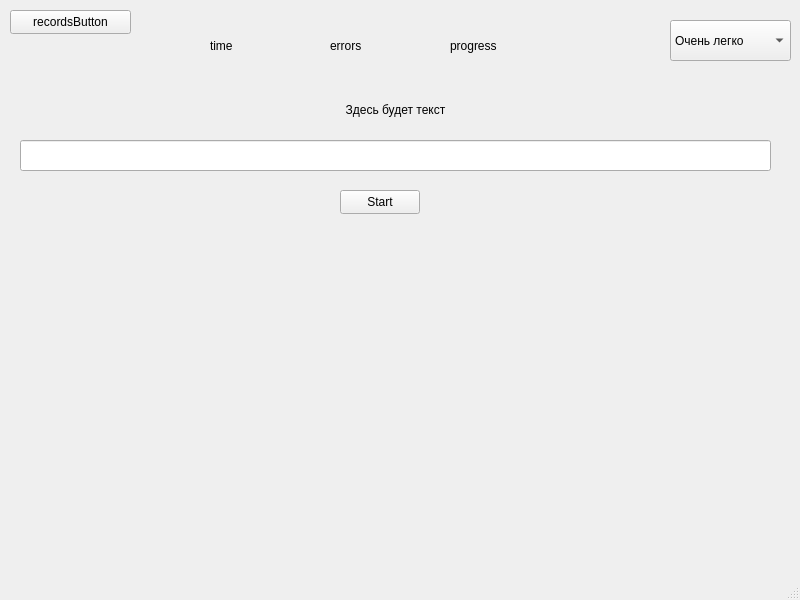
Qt form KeyboardTrainer.ui (Sadetrin/KeyboardTrainer) before a commit.
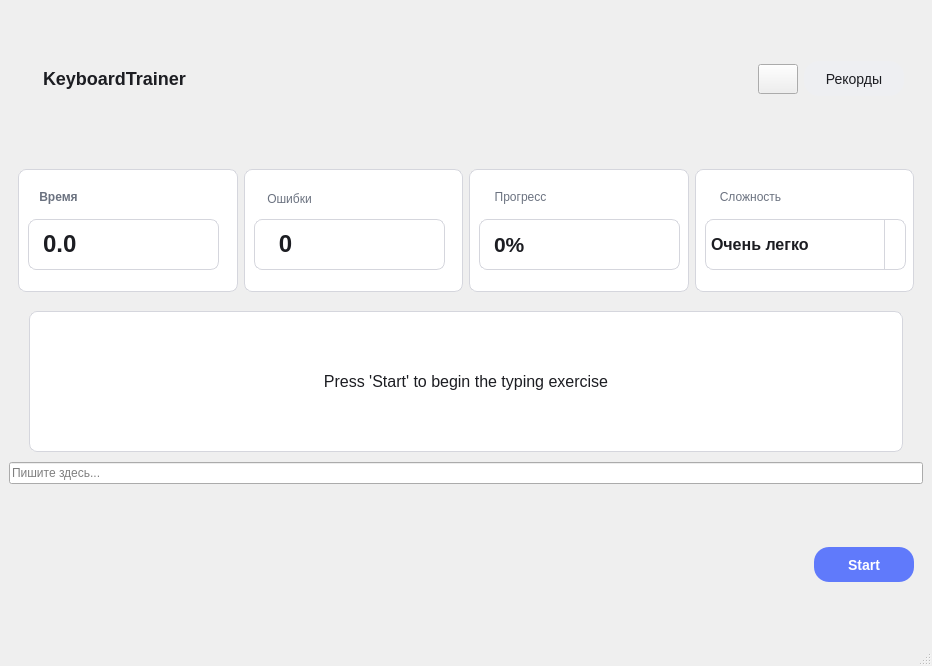
The same form after that commit. Icons and pictures are not drawn. Custom widgets are drawn as their Qt base class.

```diff
--- a/KeyboardTrainer.ui
+++ b/KeyboardTrainer.ui
@@ -6,132 +6,506 @@
    <rect>
     <x>0</x>
     <y>0</y>
-    <width>800</width>
-    <height>600</height>
+    <width>932</width>
+    <height>666</height>
    </rect>
   </property>
+  <property name="minimumSize">
+   <size>
+    <width>932</width>
+    <height>666</height>
+   </size>
+  </property>
   <property name="windowTitle">
    <string>KeyboardTrainer</string>
   </property>
+  <property name="styleSheet">
+   <string notr="true">QMainWindow {
+    background: url(:/icons/icons/background.png) center/cover no-repeat fixed;
+    font-family: &quot;Monotype Corsiva&quot;, cursive;
+}</string>
+  </property>
   <widget class="QWidget" name="centralwidget">
-   <widget class="QLabel" name="errorLabel">
-    <property name="geometry">
-     <rect>
-      <x>330</x>
-      <y>30</y>
-      <width>91</width>
-      <height>31</height>
-     </rect>
+   <layout class="QVBoxLayout" name="verticalLayout">
+    <property name="spacing">
+     <number>10</number>
     </property>
-    <property name="text">
-     <string>errors</string>
-    </property>
-   </widget>
-   <widget class="QLabel" name="timeLabel">
-    <property name="geometry">
-     <rect>
-      <x>210</x>
-      <y>30</y>
-      <width>91</width>
-      <height>31</height>
-     </rect>
-    </property>
-    <property name="text">
-     <string>time</string>
-    </property>
-   </widget>
-   <widget class="QLabel" name="progressLabel">
-    <property name="geometry">
-     <rect>
-      <x>450</x>
-      <y>30</y>
-      <width>101</width>
-      <height>31</height>
-     </rect>
-    </property>
-    <property name="text">
-     <string>progress</string>
-    </property>
-   </widget>
-   <widget class="MyLineEdit" name="inputField">
-    <property name="geometry">
-     <rect>
-      <x>20</x>
-      <y>140</y>
-      <width>751</width>
-      <height>31</height>
-     </rect>
-    </property>
-   </widget>
-   <widget class="QPushButton" name="startButton">
-    <property name="geometry">
-     <rect>
-      <x>340</x>
-      <y>190</y>
-      <width>80</width>
-      <height>24</height>
-     </rect>
-    </property>
-    <property name="text">
-     <string>Start</string>
-    </property>
-   </widget>
-   <widget class="QLabel" name="referenceLabel">
-    <property name="geometry">
-     <rect>
-      <x>20</x>
-      <y>100</y>
-      <width>751</width>
-      <height>21</height>
-     </rect>
-    </property>
-    <property name="text">
-     <string>&lt;html&gt;&lt;head/&gt;&lt;body&gt;&lt;p align=&quot;center&quot;&gt;Здесь будет текст&lt;/p&gt;&lt;/body&gt;&lt;/html&gt;</string>
-    </property>
-   </widget>
-   <widget class="QComboBox" name="difficultyComboBox">
-    <property name="geometry">
-     <rect>
-      <x>670</x>
-      <y>20</y>
-      <width>121</width>
-      <height>41</height>
-     </rect>
-    </property>
     <item>
-     <property name="text">
-      <string>Очень легко</string>
-     </property>
+     <widget class="QFrame" name="headerFrame">
+      <property name="styleSheet">
+       <string notr="true">QFrame {
+    border-bottom: 1px solid #EEEFF2;
+    padding: 10px;
+}</string>
+      </property>
+      <layout class="QHBoxLayout" name="horizontalLayout">
+       <item>
+        <widget class="QLabel" name="titleLabel">
+         <property name="styleSheet">
+          <string notr="true">QLabel {
+    color: #1C1D22;
+    font-size: 18px;
+    font-weight: bold;
+	font: 700 18pt &quot;Comic Sans MS&quot;;
+}</string>
+         </property>
+         <property name="text">
+          <string>KeyboardTrainer</string>
+         </property>
+        </widget>
+       </item>
+       <item>
+        <spacer name="horizontalSpacer">
+         <property name="orientation">
+          <enum>Qt::Orientation::Horizontal</enum>
+         </property>
+         <property name="sizeHint" stdset="0">
+          <size>
+           <width>40</width>
+           <height>20</height>
+          </size>
+         </property>
+        </spacer>
+       </item>
+       <item>
+        <widget class="QPushButton" name="muteButton">
+         <property name="minimumSize">
+          <size>
+           <width>30</width>
+           <height>30</height>
+          </size>
+         </property>
+         <property name="sizeIncrement">
+          <size>
+           <width>30</width>
+           <height>30</height>
+          </size>
+         </property>
+         <property name="text">
+          <string/>
+         </property>
+        </widget>
+       </item>
+       <item>
+        <widget class="QPushButton" name="recordsButton">
+         <property name="styleSheet">
+          <string notr="true">QPushButton {
+	font: 700 12pt &quot;Comic Sans MS&quot;;
+    min-width: 100px;
+    border-radius: 15px;
+    height: 35px;
+    background-color: #EEEFF2;
+    color: #1C1D22;
+    font-size: 14px;
+}</string>
+         </property>
+         <property name="text">
+          <string>Рекорды</string>
+         </property>
+        </widget>
+       </item>
+      </layout>
+     </widget>
     </item>
     <item>
-     <property name="text">
-      <string>Легко</string>
-     </property>
+     <widget class="QWidget" name="statsWidget" native="true">
+      <layout class="QGridLayout" name="gridLayout">
+       <item row="0" column="0">
+        <widget class="QFrame" name="timeFrame">
+         <property name="styleSheet">
+          <string notr="true">QFrame {
+    border: 1px solid #D5D6DD;
+    border-radius: 8px;
+    padding: 10px;
+    background: white;
+}</string>
+         </property>
+         <widget class="QLabel" name="timeValue">
+          <property name="geometry">
+           <rect>
+            <x>10</x>
+            <y>10</y>
+            <width>61</width>
+            <height>36</height>
+           </rect>
+          </property>
+          <property name="layoutDirection">
+           <enum>Qt::LayoutDirection::LeftToRight</enum>
+          </property>
+          <property name="styleSheet">
+           <string notr="true">QLabel {
+	font: 700 12pt &quot;Comic Sans MS&quot;;
+	font: 700 12pt &quot;Comic Sans MS&quot;;
+    color: #6B7280;
+    font-size: 12px;
+    font-weight: bold;
+}
+
+QLabel#timeValue{
+border:none;
+}</string>
+          </property>
+          <property name="text">
+           <string>Время</string>
+          </property>
+          <property name="alignment">
+           <set>Qt::AlignmentFlag::AlignCenter</set>
+          </property>
+         </widget>
+         <widget class="QLabel" name="timeLabel">
+          <property name="geometry">
+           <rect>
+            <x>10</x>
+            <y>50</y>
+            <width>191</width>
+            <height>51</height>
+           </rect>
+          </property>
+          <property name="styleSheet">
+           <string notr="true">QLabel {
+	font: 700 16pt &quot;Comic Sans MS&quot;;
+    color: #1C1D22;
+    font-size: 16px;
+    font-weight: bold;
+}
+
+</string>
+          </property>
+          <property name="text">
+           <string>&lt;html&gt;&lt;head/&gt;&lt;body&gt;&lt;p&gt;&lt;img src=&quot;:/icons/icons/clock.svg&quot; width=&quot;22&quot;/&gt;&lt;span style=&quot; font-size:18pt;&quot;&gt;  0.0&lt;/span&gt;&lt;/p&gt;&lt;/body&gt;&lt;/html&gt;</string>
+          </property>
+         </widget>
+        </widget>
+       </item>
+       <item row="0" column="1">
+        <widget class="QFrame" name="errorsFrame">
+         <property name="styleSheet">
+          <string notr="true">QFrame {
+    border: 1px solid #D5D6DD;
+    border-radius: 8px;
+    padding: 10px;
+    background: white;
+}</string>
+         </property>
+         <widget class="QLabel" name="errorsValue">
+          <property name="geometry">
+           <rect>
+            <x>10</x>
+            <y>50</y>
+            <width>191</width>
+            <height>51</height>
+           </rect>
+          </property>
+          <property name="styleSheet">
+           <string notr="true">QLabel {
+	font: 700 16pt &quot;Comic Sans MS&quot;;
+	font: 700 18pt &quot;Comic Sans MS&quot;;
+    color: #1C1D22;
+    font-size: 18px;
+    font-weight: bold;
+}</string>
+          </property>
+          <property name="text">
+           <string>&lt;!DOCTYPE HTML PUBLIC &quot;-//W3C//DTD HTML 4.0//EN&quot; &quot;http://www.w3.org/TR/REC-html40/strict.dtd&quot;&gt;
+&lt;html&gt;&lt;head&gt;&lt;meta name=&quot;qrichtext&quot; content=&quot;1&quot; /&gt;&lt;meta charset=&quot;utf-8&quot; /&gt;&lt;style type=&quot;text/css&quot;&gt;
+p, li { white-space: pre-wrap; }
+hr { height: 1px; border-width: 0; }
+li.unchecked::marker { content: &quot;\2610&quot;; }
+li.checked::marker { content: &quot;\2612&quot;; }
+&lt;/style&gt;&lt;/head&gt;&lt;body style=&quot; font-family:'Comic Sans MS'; font-size:16px; font-weight:700; font-style:normal;&quot;&gt;
+&lt;p style=&quot; margin-top:12px; margin-bottom:12px; margin-left:0px; margin-right:0px; -qt-block-indent:0; text-indent:0px;&quot;&gt;&lt;img src=&quot;:/icons/icons/cross.svg&quot; width=&quot;20&quot; /&gt;&lt;span style=&quot; font-family:'Segoe UI';&quot;&gt;  &lt;/span&gt;&lt;span style=&quot; font-family:'Segoe UI'; font-size:18pt;&quot;&gt;0&lt;/span&gt;&lt;/p&gt;&lt;/body&gt;&lt;/html&gt;</string>
+          </property>
+         </widget>
+         <widget class="QLabel" name="errorLabel">
+          <property name="geometry">
+           <rect>
+            <x>10</x>
+            <y>14</y>
+            <width>71</width>
+            <height>31</height>
+           </rect>
+          </property>
+          <property name="styleSheet">
+           <string notr="true">QLabel {
+	font: 700 12pt &quot;Comic Sans MS&quot;;
+    color: #6B7280;
+    font-size: 12px;
+}
+
+QLabel#errorLabel{
+border:none;
+}</string>
+          </property>
+          <property name="text">
+           <string>Ошибки</string>
+          </property>
+          <property name="alignment">
+           <set>Qt::AlignmentFlag::AlignCenter</set>
+          </property>
+         </widget>
+        </widget>
+       </item>
+       <item row="0" column="2">
+        <widget class="QFrame" name="progressFrame">
+         <property name="styleSheet">
+          <string notr="true">QFrame {
+    border: 1px solid #D5D6DD;
+    border-radius: 8px;
+    padding: 10px;
+    background: white;
+}</string>
+         </property>
+         <widget class="QLabel" name="progressLabel">
+          <property name="geometry">
+           <rect>
+            <x>10</x>
+            <y>10</y>
+            <width>83</width>
+            <height>36</height>
+           </rect>
+          </property>
+          <property name="styleSheet">
+           <string notr="true">QLabel {
+	font: 700 12pt &quot;Comic Sans MS&quot;;
+    color: #6B7280;
+    font-size: 12px;
+}
+
+QLabel#progressLabel{
+border:none;
+}</string>
+          </property>
+          <property name="text">
+           <string>Прогресс</string>
+          </property>
+          <property name="alignment">
+           <set>Qt::AlignmentFlag::AlignCenter</set>
+          </property>
+         </widget>
+         <widget class="QLabel" name="progressValue">
+          <property name="geometry">
+           <rect>
+            <x>10</x>
+            <y>50</y>
+            <width>201</width>
+            <height>51</height>
+           </rect>
+          </property>
+          <property name="styleSheet">
+           <string notr="true">QLabel {
+	font: 700 16pt &quot;Comic Sans MS&quot;;
+    color: #1C1D22;
+    font-size: 16px;
+    font-weight: bold;
+}</string>
+          </property>
+          <property name="text">
+           <string>&lt;html&gt;&lt;head/&gt;&lt;body&gt;&lt;p&gt;&lt;img src=&quot;:/icons/icons/diagram.svg&quot; width=&quot;20&quot;/&gt;&lt;span style=&quot; font-size:20pt;&quot;/&gt;&lt;span style=&quot; font-size:16pt;&quot;&gt;  0%&lt;/span&gt;&lt;/p&gt;&lt;/body&gt;&lt;/html&gt;</string>
+          </property>
+         </widget>
+        </widget>
+       </item>
+       <item row="0" column="3">
+        <widget class="QFrame" name="difficultyFrame">
+         <property name="styleSheet">
+          <string notr="true">QFrame {
+    border: 1px solid #D5D6DD;
+    border-radius: 8px;
+    padding: 10px;
+    background: white;
+}</string>
+         </property>
+         <widget class="QLabel" name="difficultyLabel">
+          <property name="geometry">
+           <rect>
+            <x>10</x>
+            <y>10</y>
+            <width>91</width>
+            <height>36</height>
+           </rect>
+          </property>
+          <property name="styleSheet">
+           <string notr="true">QLabel {
+	font: 700 12pt &quot;Comic Sans MS&quot;;
+    color: #6B7280;
+    font-size: 12px;
+}
+
+QLabel#difficultyLabel{
+border:none;
+}</string>
+          </property>
+          <property name="text">
+           <string>Сложность</string>
+          </property>
+          <property name="alignment">
+           <set>Qt::AlignmentFlag::AlignCenter</set>
+          </property>
+         </widget>
+         <widget class="QComboBox" name="difficultyComboBox">
+          <property name="geometry">
+           <rect>
+            <x>10</x>
+            <y>50</y>
+            <width>201</width>
+            <height>51</height>
+           </rect>
+          </property>
+          <property name="styleSheet">
+           <string notr="true">QComboBox {
+	font: 700 14pt &quot;Comic Sans MS&quot;;
+    color: #1C1D22;
+    font-size: 16px;
+    font-weight: bold;
+    border: 1px solid #D5D6DD;
+    border-radius: 8px;
+    background-color: white;
+	font: 700 16pt &quot;Comic Sans MS&quot;;
+    padding: 5px;
+    min-height: 30px;
+}
+
+QComboBox::drop-down {
+    subcontrol-origin: padding;
+    subcontrol-position: right center;
+    width: 20px;
+    border-left: 1px solid #D5D6DD;
+}
+
+QComboBox::down-arrow {
+	image: url(:/icons/icons/down_arrow.svg);
+    width: 12px;
+    height: 12px;
+}
+
+QComboBox QAbstractItemView {
+    border: 1px solid #D5D6DD;
+    border-radius: 8px;
+    background-color: white;
+    selection-background-color: #607AFB;
+    selection-color: white;
+    padding: 5px;
+    outline: none;
+}</string>
+          </property>
+          <item>
+           <property name="text">
+            <string>Очень легко</string>
+           </property>
+          </item>
+          <item>
+           <property name="text">
+            <string>Легко</string>
+           </property>
+          </item>
+          <item>
+           <property name="text">
+            <string>Средне</string>
+           </property>
+          </item>
+          <item>
+           <property name="text">
+            <string>Сложно</string>
+           </property>
+          </item>
+         </widget>
+        </widget>
+       </item>
+      </layout>
+     </widget>
     </item>
     <item>
-     <property name="text">
-      <string>Средне</string>
-     </property>
+     <widget class="QLabel" name="referenceLabel">
+      <property name="styleSheet">
+       <string notr="true">QLabel {
+	font: 700 16pt &quot;Comic Sans MS&quot;;
+    border: 1px solid #D5D6DD;
+    border-radius: 8px;
+    background-color: #FFFFFF;
+    padding: 15px;
+    font-size: 16px;
+    color: #1C1D22;
+    min-height: 100px;
+    margin: 0 20px;
+}</string>
+      </property>
+      <property name="text">
+       <string>&lt;html&gt;&lt;head/&gt;&lt;body&gt;&lt;p align=&quot;center&quot;&gt;Press 'Start' to begin the typing exercise&lt;/p&gt;&lt;/body&gt;&lt;/html&gt;</string>
+      </property>
+      <property name="alignment">
+       <set>Qt::AlignmentFlag::AlignCenter</set>
+      </property>
+     </widget>
     </item>
     <item>
-     <property name="text">
-      <string>Сложно</string>
-     </property>
+     <widget class="MyLineEdit" name="inputField">
+      <property name="styleSheet">
+       <string notr="true">MyLineEdit {
+    border: 1px solid #D5D6DD;
+    border-radius: 8px;
+    background-color: #FFFFFF;
+    padding: 12px;
+    font-size: 16px;
+    color: #1C1D22;
+	font: 700 16pt &quot;Comic Sans MS&quot;;
+    height: 40px;
+    margin: 0 20px;
+}
+
+MyLineEdit:placeholder {
+    color: #9CA3AF;
+}</string>
+      </property>
+      <property name="text">
+       <string/>
+      </property>
+      <property name="placeholderText">
+       <string>Пишите здесь...</string>
+      </property>
+     </widget>
     </item>
-   </widget>
-   <widget class="QPushButton" name="recordsButton">
-    <property name="geometry">
-     <rect>
-      <x>10</x>
-      <y>10</y>
-      <width>121</width>
-      <height>24</height>
-     </rect>
-    </property>
-    <property name="text">
-     <string>recordsButton</string>
-    </property>
-   </widget>
+    <item>
+     <widget class="QWidget" name="buttonsWidget" native="true">
+      <layout class="QHBoxLayout" name="horizontalLayout_3">
+       <property name="spacing">
+        <number>10</number>
+       </property>
+       <item>
+        <spacer name="horizontalSpacer_2">
+         <property name="orientation">
+          <enum>Qt::Orientation::Horizontal</enum>
+         </property>
+         <property name="sizeHint" stdset="0">
+          <size>
+           <width>40</width>
+           <height>20</height>
+          </size>
+         </property>
+        </spacer>
+       </item>
+       <item>
+        <widget class="QPushButton" name="startButton">
+         <property name="styleSheet">
+          <string notr="true">QPushButton {
+	font: 700 14pt &quot;Comic Sans MS&quot;;
+    min-width: 100px;
+    border-radius: 15px;
+    height: 35px;
+    background-color: #607AFB;
+    color: #FFFFFF;
+    font-size: 14px;
+    font-weight: bold;
+}</string>
+         </property>
+         <property name="text">
+          <string>Start</string>
+         </property>
+        </widget>
+       </item>
+      </layout>
+     </widget>
+    </item>
+   </layout>
   </widget>
   <widget class="QStatusBar" name="statusBar"/>
   <widget class="QMenuBar" name="menuBar">
```
Left out of the diff: 5 changed lines with no effect on the pictures.
